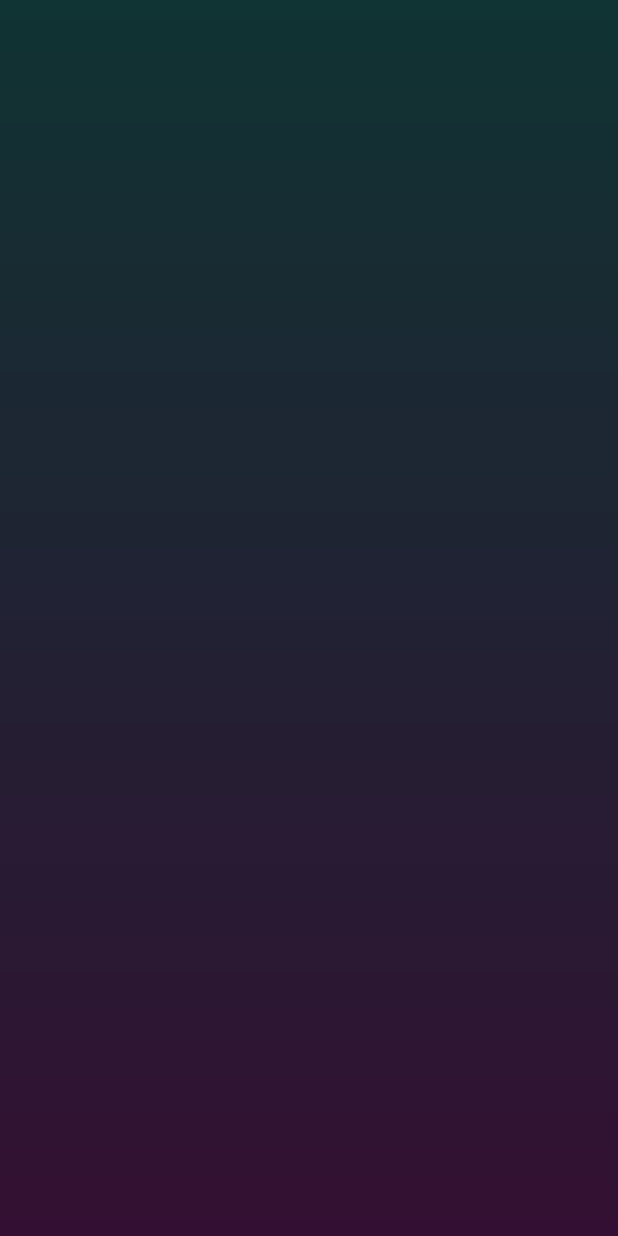
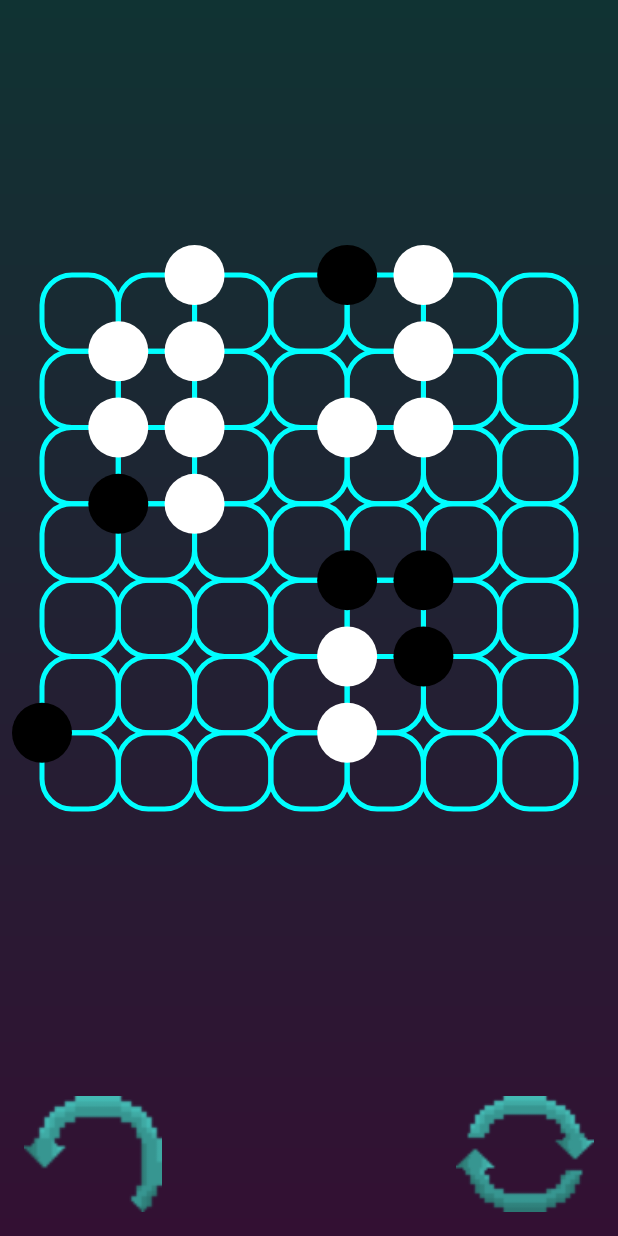
Before and after one commit to ZPI2020/ZPI, an Android app: the Activity_game screen opened directly, with no data from a screen before it, on a phone screen of 412 x 824 dp. Run offline under Robolectric (Android 15) with nearby library versions, the phone set to English and light mode, and no system bars.

Commit message:
Plansza juz wstepnie działajaca

```diff
--- a/app/src/main/java/com/example/myapplication/Activity_game.kt
+++ b/app/src/main/java/com/example/myapplication/Activity_game.kt
@@ -2,11 +2,43 @@ package com.example.myapplication
 
 import androidx.appcompat.app.AppCompatActivity
 import android.os.Bundle
+import android.view.View
+import com.example.myapplication.Game_Board_View.PositionClickedListener
+import kotlinx.android.synthetic.main.activity_game.*
 
-class Activity_game : AppCompatActivity() {
+class Activity_game : AppCompatActivity(), PositionClickedListener {
 
     override fun onCreate(savedInstanceState: Bundle?) {
         super.onCreate(savedInstanceState)
         setContentView(R.layout.activity_game)
+        gameBoardView.positionClickedListener=this
+        test()
+
+    }
+    //Zeby  wyswietlic tablice trzeba  gameBoardView.gameBoardArray= tablica  i gameBoardView.invalidate()
+
+    override fun onPositionClicked(x: Int, y: Int) {
+        TODO("Przekazuje ruch x y")
+    }
+
+    fun undoMoveClick(view: View){
+        TODO("UNDO MOVE")
+    }
+    fun restartGameClick(view: View){
+        TODO("RESTART GAME")
+    }
+    fun test (){
+        val gameBoardArray = arrayOf(
+            arrayOf(0,0,0,0,0,0,1,1),
+            arrayOf(0,2,2,1,0,0,0,0),
+            arrayOf(2,2,2,2,0,0,0,1),
+            arrayOf(0,0,0,0,0,0,0,0,0),
+            arrayOf(1,0,2,0,1,2,2,0),
+            arrayOf(2,2,2,0,1,1,0,0),
+            arrayOf(0,0,0,0,0,0,0,0),
+            arrayOf(0,0,0,0,0,0,0,0)
+        )
+        gameBoardView.gameBoardArray = gameBoardArray
+        gameBoardView.invalidate()
     }
 }
--- /dev/null
+++ b/app/src/main/java/com/example/myapplication/Game_Board_View.kt
@@ -0,0 +1,204 @@
+package com.example.myapplication
+
+import android.annotation.SuppressLint
+import android.content.Context
+import android.graphics.Canvas
+import android.graphics.Color
+import android.graphics.Paint
+import android.graphics.RectF
+import android.util.AttributeSet
+import android.util.Log
+import android.view.MotionEvent
+import android.view.View
+import kotlin.math.abs
+
+class Game_Board_View : View {
+
+    constructor(ctx: Context) : super(ctx)
+    constructor(ctx: Context, attrs: AttributeSet) : super(ctx, attrs)
+
+    lateinit var positionClickedListener : PositionClickedListener
+    var gameboardSize :Int ? = null
+    lateinit var gameBoardArray : Array<Array<Int>>
+    val circleRadius = 30f
+    var touching: Boolean = false
+    var xPositions : Array<Float>? = null
+    var yPositions : Array<Float>? = null
+
+    override fun draw(canvas: Canvas?) {
+        super.draw(canvas)
+        if(::gameBoardArray.isInitialized){
+            checkGameBoardSize()
+            calculateXYPositions()
+            drawSquares(canvas)
+            drawBoard(canvas)
+        }
+    }
+
+    fun checkGameBoardSize(){
+        if(gameBoardArray.size == gameBoardArray[0].size ){
+            gameboardSize=gameBoardArray.size
+        }
+    }
+    fun calculateXYPositions(){
+        if(::gameBoardArray.isInitialized) {
+            var start = 30f
+            val correctedWidth = width.toFloat() - 60f
+            val addValue = correctedWidth / (gameboardSize!! - 1).toFloat()
+            xPositions=Array(gameboardSize!!){0f}
+            yPositions=Array(gameboardSize!!){0f}
+            xPositions!![0] = start
+            yPositions!![0] = start
+            for (x in 1 until gameboardSize!! ) {
+                start += addValue
+                yPositions!![x] = start
+                xPositions!![x] = start
+            }
+        }
+
+    }
+    fun drawSquares(canvas: Canvas?){
+        //Kolor wypelnienia planszy
+        val paintFill = Paint()
+        paintFill.setColor(Color.GRAY)
+        paintFill.style= Paint.Style.FILL
+        //kolor obramowek planszy
+        val paintStroke = Paint()
+        paintStroke.setColor(Color.CYAN)
+        paintStroke.style= Paint.Style.STROKE
+        paintStroke.strokeWidth= 5F
+
+        val squares = ArrayList<RectF>()
+//        var xstart=30f
+//        var ystart=30f
+//        var widthCorrect = width.toFloat()-60f
+//        val addwidth=widthCorrect/(gameboardSize-1).toFloat()
+//        var xfinish=addwidth+30F
+//        var yfinish= addwidth+30F
+        val roundAngle = 30f
+        for (x in 0 until  gameboardSize!!-1){
+            for(y in 0 until  gameboardSize!!-1){
+                val rect:RectF = RectF(xPositions?.get(x)!!,
+                    yPositions?.get(y)!!,
+                    xPositions!![x+1],
+                    yPositions!![y+1])
+                squares.add(rect)
+
+            }
+        }
+
+//        for (x in 0 until gameboardSize-1){
+//            xstart=20F
+//            xfinish=widthCorrect/(gameboardSize-1).toFloat()+30f
+//            for(y in 0 until gameboardSize-1){
+//                val rect: RectF = RectF(xstart,ystart,xfinish,yfinish)
+//                squares.add(rect)
+//                xstart = xfinish
+//                xfinish += addwidth
+//            }
+//            ystart = yfinish
+//            yfinish += addwidth
+//
+//        }
+
+        for(rect in squares){
+            //canvas!!.drawRoundRect(rect,roundAngle,roundAngle,paintFill)
+            canvas!!.drawRoundRect(rect,roundAngle,roundAngle,paintStroke)
+        }
+    }
+    fun drawBoard(canvas: Canvas?){
+        val paint1 = Paint()
+        paint1.setColor(Color.BLACK)
+        val paint2 = Paint()
+        paint2.setColor(Color.WHITE)
+        var positionVal = 0
+        for (x in 0 until gameboardSize!!-1){
+            for(y in 0 until gameboardSize!!-1){
+                positionVal=gameBoardArray[x][y]
+                if(positionVal==1){
+                    canvas!!.drawCircle(xPositions?.get(x)!!, yPositions?.get(y)!!,circleRadius,paint1)
+                }
+                if(positionVal==2){
+                    canvas!!.drawCircle(xPositions?.get(x)!!, yPositions?.get(y)!!,circleRadius,paint2)
+                }
+            }
+        }
+//        for( array in gameBoardArray){
+//            x=30F
+//            for(position in array){
+//                if(position == 1){
+//
+//                    canvas!!.drawCircle(x,y,circleRadius,paint1)
+//                }
+//                if(position==2){
+//                    canvas!!.drawCircle(x,y,circleRadius,paint2)
+//                }
+//                x+=addwidth
+//            }
+//            y+=addwidth
+//        }
+    }
+
+    fun getPositionOF(x:Float,y:Float): Pair<Int,Int>{
+        var xpos =0
+        var ypos=0
+        var absolut = Float.MAX_VALUE
+        var value = 0f
+        for(xi in 0 until xPositions!!.size){
+            value = abs(this!!.xPositions?.get(xi)!!-x )
+            if(value<absolut){
+                xpos=xi
+                absolut = value
+            }
+        }
+        for(xi in 0 until yPositions!!.size){
+            value = abs(this!!.yPositions!![xi]-y )
+            if(value<absolut){
+                ypos=xi
+                absolut = value
+            }
+        }
+        Log.d("POSITION","Position work")
+        return Pair(xpos,ypos)
+    }
+    @SuppressLint("ClickableViewAccessibility")
+    override fun onTouchEvent(event: MotionEvent?): Boolean {
+        if (!isEnabled) {
+            return false
+        }
+        val x = event!!.x
+        val y = event!!.y
+        var pos = Pair(0,0)
+        when (event.action) {
+            MotionEvent.ACTION_DOWN -> {
+                if(::gameBoardArray.isInitialized){
+                pos = getPositionOF(x,y)}
+                touching = true
+            }
+            MotionEvent.ACTION_MOVE -> {
+            }
+            MotionEvent.ACTION_UP -> {
+                touching = false
+                if(::gameBoardArray.isInitialized) {
+                    val (finalX1, finalY1) = getPositionOF(x, y)
+                    if ((finalX1 == pos.first) && (finalY1 == pos.second)) { // Jezeli pozycja startowa rowna sie z koncowa
+                        positionClickedListener?.onPositionClicked(pos.first, pos.second)
+                    }
+                }
+            }
+            MotionEvent.ACTION_CANCEL -> {
+                touching = false
+            }
+
+        }
+        return true
+
+
+    }
+
+    interface PositionClickedListener{
+        fun onPositionClicked( x: Int, y: Int)
+    }
+
+
+}
--- a/app/src/main/res/layout/activity_game.xml
+++ b/app/src/main/res/layout/activity_game.xml
@@ -7,4 +7,38 @@
     android:layout_height="match_parent"
     tools:context=".Activity_game">
 
+    <com.example.myapplication.Game_Board_View
+        android:id="@+id/gameBoardView"
+        android:layout_width="match_parent"
+        android:layout_height="0dp"
+        android:layout_marginStart="8dp"
+        android:layout_marginEnd="8dp"
+        android:layout_marginBottom="8dp"
+        app:layout_constraintBottom_toTopOf="@+id/btn_restart_game"
+        app:layout_constraintDimensionRatio="1:1
+"
+        app:layout_constraintEnd_toEndOf="parent"
+        app:layout_constraintStart_toStartOf="parent"
+        app:layout_constraintTop_toTopOf="parent" />
+
+    <Button
+        android:id="@+id/btn_undo_move"
+        android:layout_width="92dp"
+        android:layout_height="77dp"
+        android:layout_marginStart="16dp"
+        android:layout_marginBottom="16dp"
+        android:background="@drawable/icon_back"
+        app:layout_constraintBottom_toBottomOf="parent"
+        app:layout_constraintStart_toStartOf="parent" />
+
+    <Button
+        android:id="@+id/btn_restart_game"
+        android:layout_width="92dp"
+        android:layout_height="77dp"
+        android:layout_marginEnd="16dp"
+        android:layout_marginBottom="16dp"
+        android:background="@drawable/icon_restart"
+        app:layout_constraintBottom_toBottomOf="parent"
+        app:layout_constraintEnd_toEndOf="parent" />
+
 </androidx.constraintlayout.widget.ConstraintLayout>
```
Also changed, not shown: app/src/main/res/drawable/icon_back.png (added), app/src/main/res/drawable/icon_restart.png (added).
